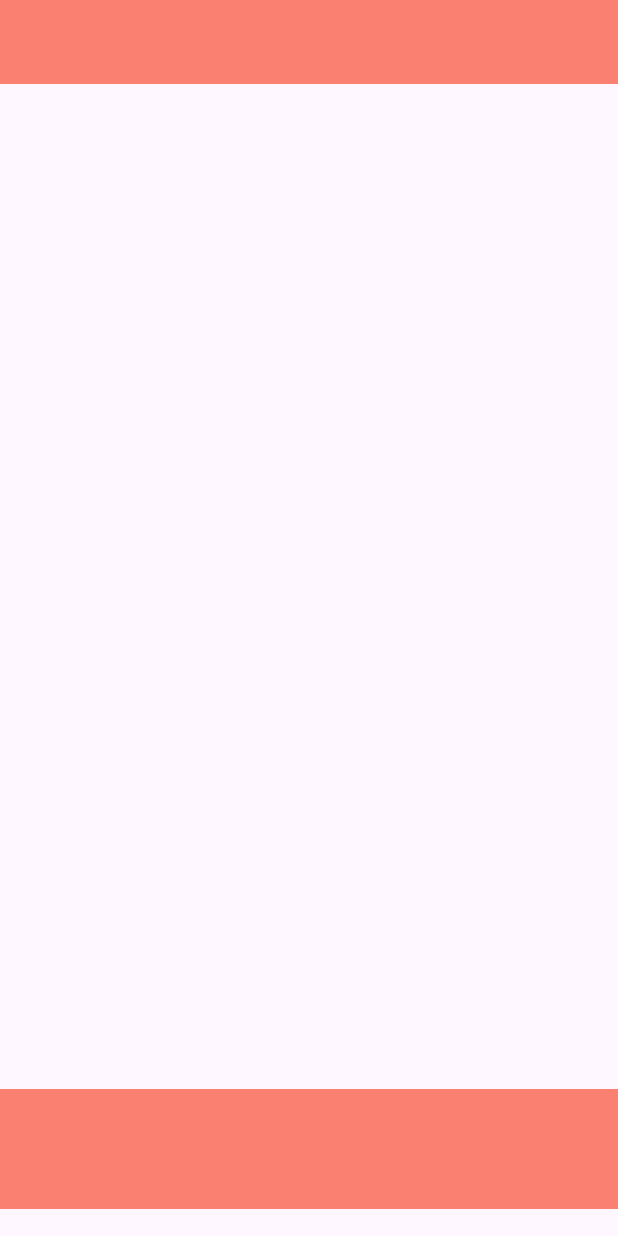
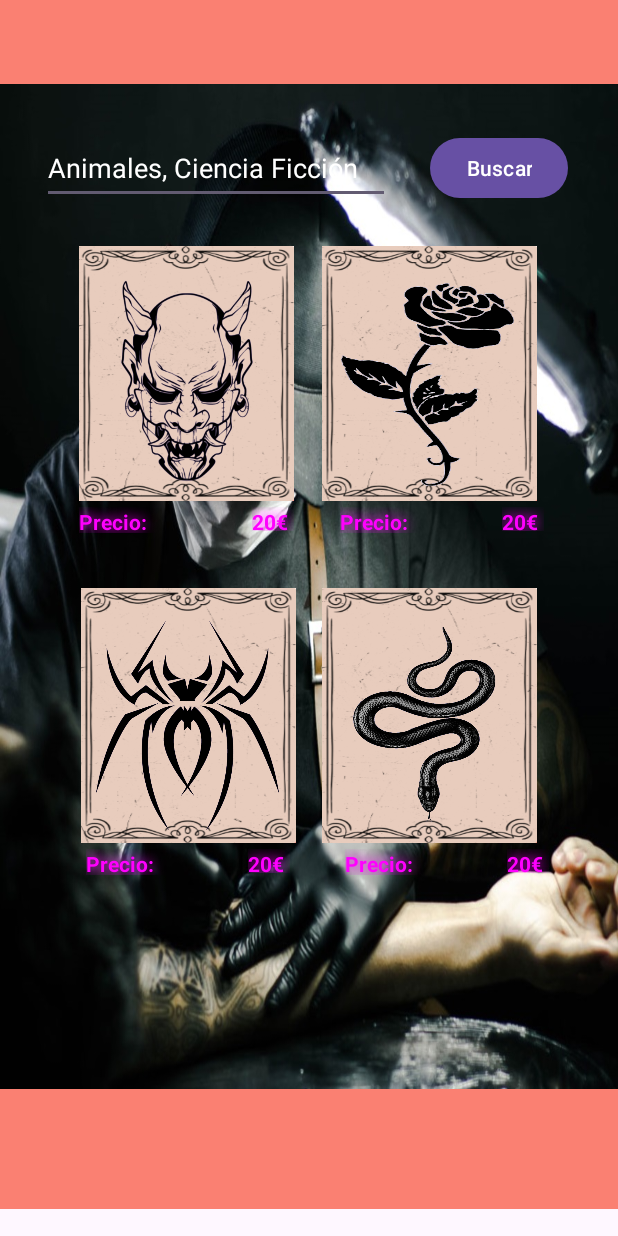
Before and after one commit to JoseRamon02/RepositorioMultimedia, an Android app: the UsuariosRegistrados screen opened directly, with no data from a screen before it, on a phone screen of 412 x 824 dp. Run offline under Robolectric (Android 15) with nearby library versions, the phone set to English and light mode, and no system bars.

Commit message:
Modificaciones hechas

```diff
--- a/Tattos/app/src/main/java/com/example/proyectotatto/InteriorCarta1.java
+++ b/Tattos/app/src/main/java/com/example/proyectotatto/InteriorCarta1.java
@@ -23,7 +23,7 @@ public class InteriorCarta1 extends Fragment {
         invitadoCompra.setOnClickListener(new View.OnClickListener() {
             @Override
             public void onClick(View v) {
-                Intent intent = new Intent(getActivity(), registerActivity.class);
+                Intent intent = new Intent(getActivity(), loginActivity.class);
                 startActivity(intent);
             }
         });
--- a/Tattos/app/src/main/java/com/example/proyectotatto/UsuariosRegistrados.java
+++ b/Tattos/app/src/main/java/com/example/proyectotatto/UsuariosRegistrados.java
@@ -1,6 +1,7 @@
 package com.example.proyectotatto;
 
 import androidx.appcompat.app.AppCompatActivity;
+import androidx.fragment.app.Fragment;
 
 import android.annotation.SuppressLint;
 import android.database.sqlite.SQLiteDatabase;
@@ -11,12 +12,18 @@ import android.widget.EditText;
 
 public class UsuariosRegistrados extends AppCompatActivity {
 
+    Fragment registradoCartas;
     @Override
     protected void onCreate(Bundle savedInstanceState) {
         super.onCreate(savedInstanceState);
         setContentView(R.layout.activity_usuarios_registrados);
 
+        registradoCartas = new registradoFragmentCartas();
 
+        // Replace the default fragment with FragmentCartas
+        getSupportFragmentManager().beginTransaction()
+                .replace(R.id.fragmentContainer2, registradoCartas)
+                .commit();
 
 
     }
--- a/Tattos/app/src/main/java/com/example/proyectotatto/invitadoActivity.java
+++ b/Tattos/app/src/main/java/com/example/proyectotatto/invitadoActivity.java
@@ -8,14 +8,6 @@ import android.os.Bundle;
 public class invitadoActivity extends AppCompatActivity {
 
     Fragment InicioFragment, CartasFragment, InteriorCartasFragment;
-
-    public void setFragmentVisibility(boolean isVisible) {
-        if (isVisible) {
-            getSupportFragmentManager().beginTransaction().show(CartasFragment).commit();
-        } else {
-            getSupportFragmentManager().beginTransaction().hide(CartasFragment).commit();
-        }
-    }
 
     @Override
     protected void onCreate(Bundle savedInstanceState) {
--- a/Tattos/app/src/main/res/layout/activity_usuarios_registrados.xml
+++ b/Tattos/app/src/main/res/layout/activity_usuarios_registrados.xml
@@ -19,6 +19,7 @@
         android:layout_width="match_parent"
         android:layout_height="670dp"
         android:orientation="vertical"
+        android:background="@drawable/foto2"
         app:layout_constraintEnd_toEndOf="parent"
         app:layout_constraintStart_toStartOf="parent"
         app:layout_constraintTop_toBottomOf="@+id/linearLayout2"></LinearLayout>
--- a/Tattos/app/src/main/res/layout/fragment_registrado_cartas.xml
+++ b/Tattos/app/src/main/res/layout/fragment_registrado_cartas.xml
@@ -10,10 +10,32 @@
 android:layout_width="match_parent"
 android:layout_height="match_parent">
 
+<EditText
+    android:id="@+id/categoriaR"
+    android:layout_width="232dp"
+    android:layout_height="48dp"
+    android:layout_marginStart="28dp"
+    android:layout_marginTop="32dp"
+    android:ems="10"
+    android:hint="Animales, Ciencia Ficción"
+    android:textColor="@color/white"
+    android:textColorHint="@color/white"
+    android:inputType="text"
+    app:layout_constraintStart_toStartOf="parent"
+    app:layout_constraintTop_toTopOf="parent"/>
 
+    <Button
+        android:id="@+id/btnCategoria2R"
+        android:layout_width="wrap_content"
+        android:layout_height="wrap_content"
+        android:layout_marginTop="32dp"
+        android:text="Buscar"
+        app:layout_constraintEnd_toEndOf="parent"
+        app:layout_constraintHorizontal_bias="0.442"
+        app:layout_constraintStart_toEndOf="@+id/categoriaR"
+        app:layout_constraintTop_toTopOf="parent" />
 
-
-<TextView
+    <TextView
     android:id="@+id/carta2R"
     android:layout_width="143dp"
     android:layout_height="170dp"
```
